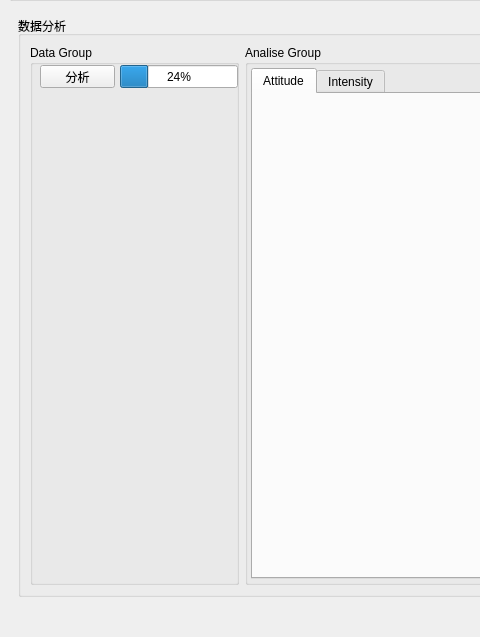
Old version of the form MainWindow.ui in the repository 2877267169/Intelligent-Network-Rumor-Monitoring-System; both pictures show x 0 to 480 and y 214 to 851 of the 1322 by 851 pixel window.
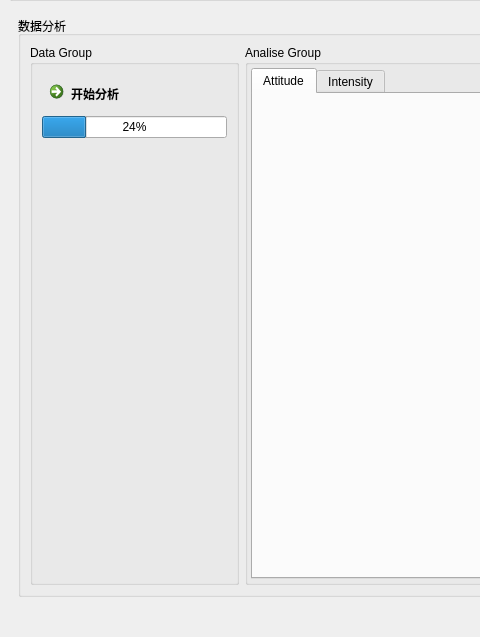
New version of the form. Icons and pictures are not drawn.

```diff
--- a/MainWindow.ui
+++ b/MainWindow.ui
@@ -1768,45 +1768,6 @@
            <string>数据分析</string>
           </property>
           <layout class="QGridLayout" name="gridLayout_10">
-           <item row="0" column="0">
-            <widget class="QGroupBox" name="groupBox_14">
-             <property name="sizePolicy">
-              <sizepolicy hsizetype="Expanding" vsizetype="Preferred">
-               <horstretch>10</horstretch>
-               <verstretch>0</verstretch>
-              </sizepolicy>
-             </property>
-             <property name="title">
-              <string>Data Group</string>
-             </property>
-             <widget class="QPushButton" name="pushButton">
-              <property name="geometry">
-               <rect>
-                <x>10</x>
-                <y>20</y>
-                <width>75</width>
-                <height>23</height>
-               </rect>
-              </property>
-              <property name="text">
-               <string>分析</string>
-              </property>
-             </widget>
-             <widget class="QProgressBar" name="progressBar">
-              <property name="geometry">
-               <rect>
-                <x>90</x>
-                <y>20</y>
-                <width>118</width>
-                <height>23</height>
-               </rect>
-              </property>
-              <property name="value">
-               <number>24</number>
-              </property>
-             </widget>
-            </widget>
-           </item>
            <item row="0" column="1">
             <widget class="QGroupBox" name="groupBox_15">
              <property name="sizePolicy">
@@ -1961,6 +1922,48 @@
              </layout>
             </widget>
            </item>
+           <item row="0" column="0">
+            <widget class="QGroupBox" name="groupBox_14">
+             <property name="sizePolicy">
+              <sizepolicy hsizetype="Expanding" vsizetype="Preferred">
+               <horstretch>10</horstretch>
+               <verstretch>0</verstretch>
+              </sizepolicy>
+             </property>
+             <property name="title">
+              <string>Data Group</string>
+             </property>
+             <layout class="QVBoxLayout" name="verticalLayout_8">
+              <item>
+               <widget class="QCommandLinkButton" name="my_page_data_analize_commandLinkButton_start">
+                <property name="text">
+                 <string>开始分析</string>
+                </property>
+               </widget>
+              </item>
+              <item>
+               <widget class="QProgressBar" name="progressBar">
+                <property name="value">
+                 <number>24</number>
+                </property>
+               </widget>
+              </item>
+              <item>
+               <spacer name="verticalSpacer_4">
+                <property name="orientation">
+                 <enum>Qt::Vertical</enum>
+                </property>
+                <property name="sizeHint" stdset="0">
+                 <size>
+                  <width>20</width>
+                  <height>40</height>
+                 </size>
+                </property>
+               </spacer>
+              </item>
+             </layout>
+            </widget>
+           </item>
           </layout>
          </widget>
         </item>
```
